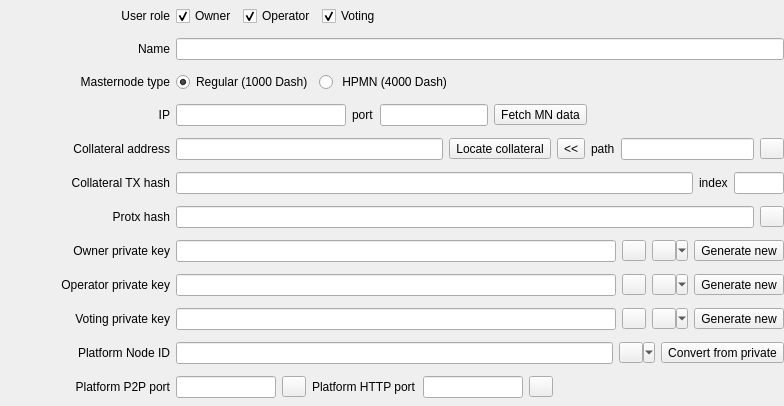
Qt form src/ui/ui_masternode_details_wdg.ui (Bertrand256/dash-masternode-tool) before a commit.
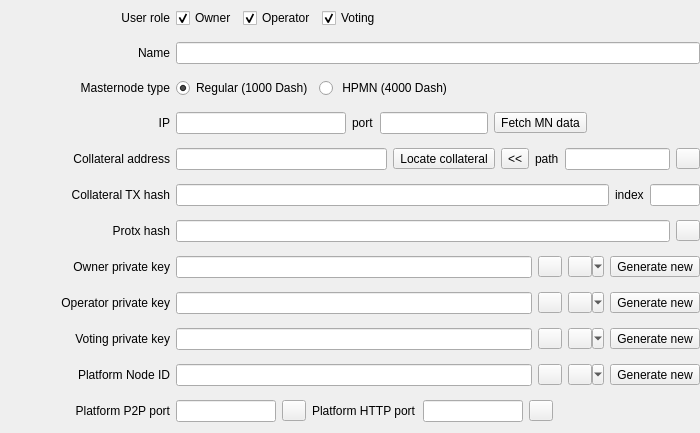
The same form after that commit.

Commit message: Support for entering ed25519 private key related to a masternode platform node id.

Patch:
```diff
--- a/src/ui/ui_masternode_details_wdg.ui
+++ b/src/ui/ui_masternode_details_wdg.ui
@@ -6,8 +6,8 @@
    <rect>
     <x>0</x>
     <y>0</y>
-    <width>784</width>
-    <height>406</height>
+    <width>700</width>
+    <height>433</height>
    </rect>
   </property>
   <property name="sizePolicy">
@@ -784,6 +784,25 @@
            <string/>
           </property>
           <property name="popupMode">
+           <enum>QToolButton::InstantPopup</enum>
+          </property>
+         </widget>
+        </item>
+        <item>
+         <widget class="QToolButton" name="btnShowPlatformNodeKey">
+          <property name="maximumSize">
+           <size>
+            <width>16777215</width>
+            <height>21</height>
+           </size>
+          </property>
+          <property name="text">
+           <string/>
+          </property>
+          <property name="checkable">
+           <bool>true</bool>
+          </property>
+          <property name="popupMode">
            <enum>QToolButton::MenuButtonPopup</enum>
           </property>
          </widget>
@@ -800,7 +819,7 @@
            <string>Set Platform Node ID from Ed25519 private key</string>
           </property>
           <property name="text">
-           <string>Convert from private</string>
+           <string>Generate new</string>
           </property>
          </widget>
         </item>
```
Left out of the diff: 6 changed lines with no effect on the pictures. The commit also changes 21 other files.
